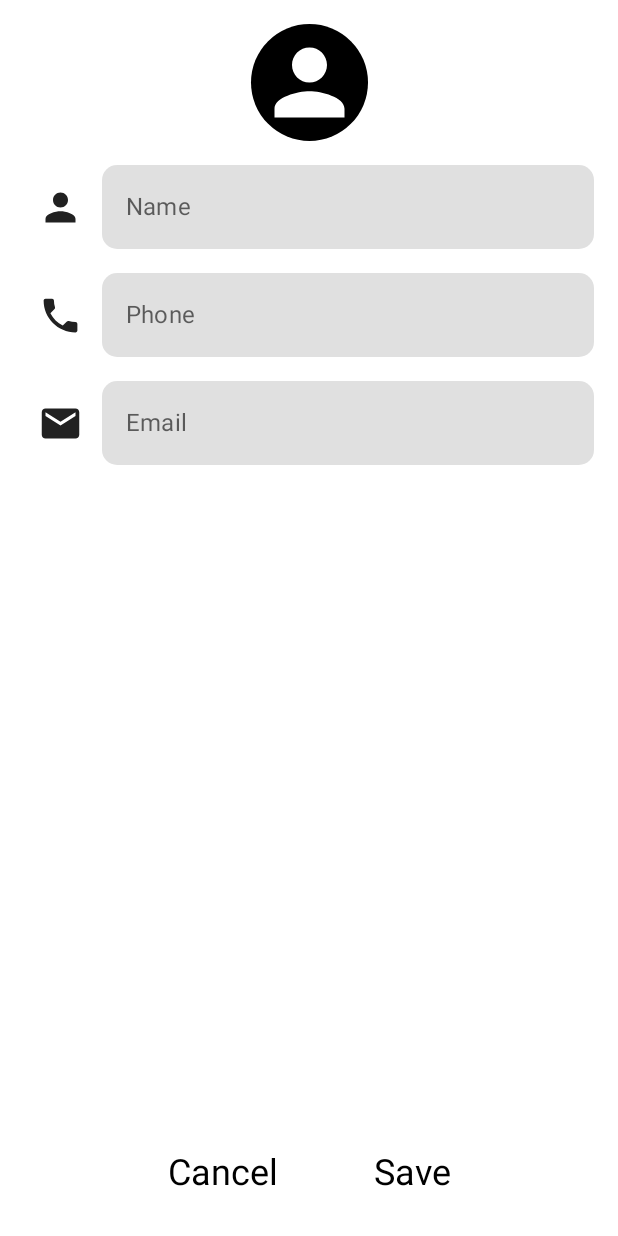
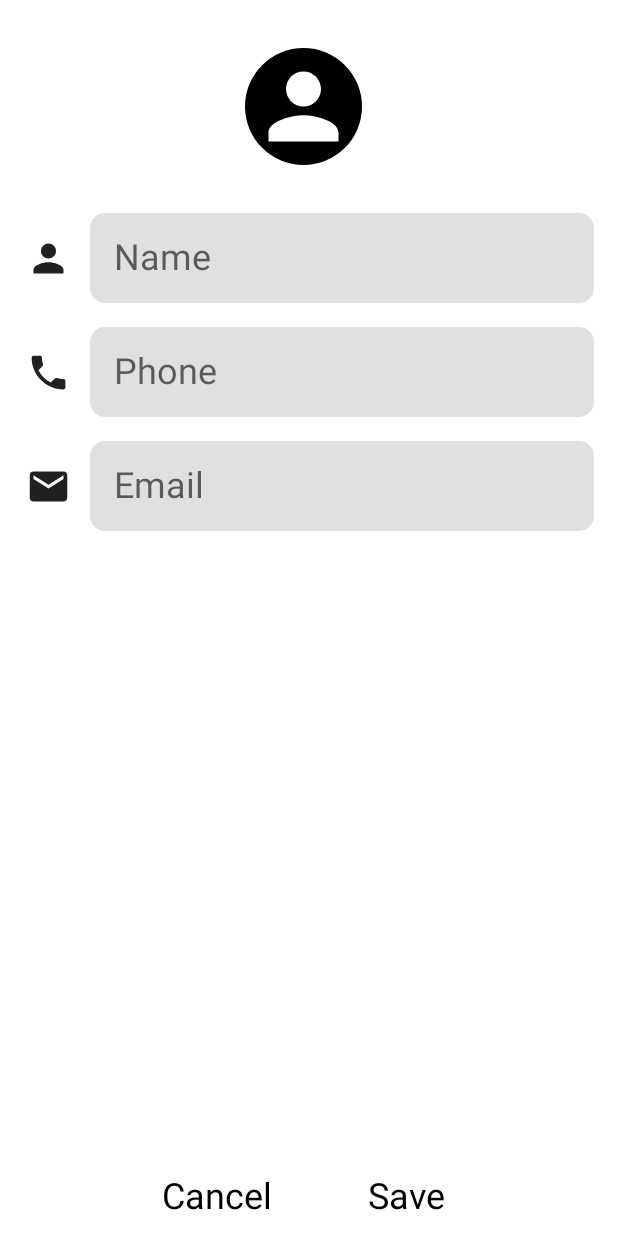
Before and after one commit to jefisu/Contacts, an Android app built with Jetpack Compose: the composable AddEditScreen shown on its own in the app's theme, on a phone screen of 412 x 824 dp. Run offline under Robolectric (Android 15) with nearby library versions, the phone set to English and light mode, and no system bars; our stand-ins replace Dagger/Hilt's generated code.

Commit message:
Redesigned SearchScreen

```diff
--- a/app/src/main/java/com/jefisu/contacts/features_contacts/presentation/add_edit/AddEditScreen.kt
+++ b/app/src/main/java/com/jefisu/contacts/features_contacts/presentation/add_edit/AddEditScreen.kt
@@ -22,8 +22,8 @@ import androidx.hilt.navigation.compose.hiltViewModel
 import androidx.navigation.NavController
 import com.jefisu.contacts.R
 import com.jefisu.contacts.core.presentation.components.StandardButton
-import com.jefisu.contacts.core.presentation.components.StandardTextField
 import com.jefisu.contacts.core.presentation.ui.theme.LocalSpacing
+import com.jefisu.contacts.features_contacts.presentation.add_edit.components.AddEditTextField
 import kotlinx.coroutines.flow.collect
 
 @Composable
@@ -48,7 +48,11 @@ fun AddEditScreen(
     Column(
         modifier = Modifier
             .fillMaxWidth()
-            .padding(space.medium),
+            .padding(
+                start = space.small,
+                end = space.medium,
+                top = space.large
+            ),
         horizontalAlignment = Alignment.CenterHorizontally
     ) {
         Box(
@@ -63,22 +67,22 @@ fun AddEditScreen(
                 modifier = Modifier.size(70.dp)
             )
         }
-        Spacer(modifier = Modifier.height(space.medium))
-        StandardTextField(
+        Spacer(modifier = Modifier.height(space.large))
+        AddEditTextField(
             text = viewModel.state.name,
             onTextChange = { viewModel.onEvent(AddEditEvent.EnteredName(it)) },
             hint = "Name",
-            icon1 = Icons.Default.Person,
+            icon = Icons.Default.Person,
             onClickClearText = {
                 viewModel.onEvent(AddEditEvent.ClearTextName)
             }
         )
         Spacer(modifier = Modifier.height(space.medium))
-        StandardTextField(
+        AddEditTextField(
             text = viewModel.state.phone,
             onTextChange = { viewModel.onEvent(AddEditEvent.EnteredPhone(it)) },
             hint = "Phone",
-            icon1 = Icons.Default.Phone,
+            icon = Icons.Default.Phone,
             keyboardOptions = KeyboardOptions(
                 keyboardType = KeyboardType.Phone
             ),
@@ -87,11 +91,11 @@ fun AddEditScreen(
             }
         )
         Spacer(modifier = Modifier.height(space.medium))
-        StandardTextField(
+        AddEditTextField(
             text = viewModel.state.email,
             onTextChange = { viewModel.onEvent(AddEditEvent.EnteredEmail(it)) },
             hint = "Email",
-            icon1 = Icons.Default.Email,
+            icon = Icons.Default.Email,
             keyboardOptions = KeyboardOptions(
                 keyboardType = KeyboardType.Email
             ),
--- /dev/null
+++ b/app/src/main/java/com/jefisu/contacts/features_contacts/presentation/add_edit/components/AddEditTextField.kt
@@ -0,0 +1,67 @@
+package com.jefisu.contacts.features_contacts.presentation.add_edit.components
+
+import androidx.compose.foundation.layout.*
+import androidx.compose.foundation.shape.RoundedCornerShape
+import androidx.compose.foundation.text.KeyboardOptions
+import androidx.compose.material.*
+import androidx.compose.material.icons.Icons
+import androidx.compose.material.icons.filled.Clear
+import androidx.compose.runtime.Composable
+import androidx.compose.ui.Alignment
+import androidx.compose.ui.Modifier
+import androidx.compose.ui.graphics.Color
+import androidx.compose.ui.graphics.vector.ImageVector
+import androidx.compose.ui.unit.dp
+
+@Composable
+fun AddEditTextField(
+    text: String,
+    onTextChange: (String) -> Unit,
+    icon: ImageVector,
+    trailingIcon: ImageVector = Icons.Default.Clear,
+    trailingIconDescription: String = "Clear text",
+    hint: String,
+    onClick: () -> Unit = {},
+    onClickClearText: () -> Unit = {},
+    keyboardOptions: KeyboardOptions = KeyboardOptions()
+) {
+    Row(
+        modifier = Modifier.fillMaxWidth(),
+        verticalAlignment = Alignment.CenterVertically
+    ) {
+        IconButton(onClick = onClick) {
+            Icon(
+                imageVector = icon,
+                contentDescription = "",
+                modifier = Modifier.size(30.dp)
+            )
+        }
+        Spacer(modifier = Modifier.width(4.dp))
+        TextField(
+            value = text,
+            onValueChange = onTextChange,
+            placeholder = { Text(text = hint, style = MaterialTheme.typography.h5) },
+            keyboardOptions = keyboardOptions,
+            singleLine = true,
+            maxLines = 1,
+            shape = RoundedCornerShape(10.dp),
+            textStyle = MaterialTheme.typography.h5,
+            modifier = Modifier.fillMaxWidth(),
+            trailingIcon = {
+                if (text.isNotBlank()) {
+                    IconButton(onClick = onClickClearText) {
+                        Icon(
+                            imageVector = trailingIcon,
+                            contentDescription = trailingIconDescription
+                        )
+                    }
+                }
+            },
+            colors = TextFieldDefaults.textFieldColors(
+                textColor = Color.Black,
+                focusedIndicatorColor = Color.Transparent,
+                unfocusedIndicatorColor = Color.Transparent,
+            )
+        )
+    }
+}
--- a/app/src/main/java/com/jefisu/contacts/features_contacts/presentation/home/HomeViewModel.kt
+++ b/app/src/main/java/com/jefisu/contacts/features_contacts/presentation/home/HomeViewModel.kt
@@ -26,7 +26,7 @@ class HomeViewModel @Inject constructor(
     private var contactJob: Job? = null
 
     init {
-        getContacts(ContactOrder.Name(OrderType.Descending))
+        getContacts(ContactOrder.Name(OrderType.Ascending))
     }
 
     fun onEvent(event: HomeEvent) {
--- a/app/src/main/java/com/jefisu/contacts/core/presentation/components/StandardTextField.kt
+++ b/app/src/main/java/com/jefisu/contacts/features_contacts/presentation/search/components/SearchTextField.kt
@@ -1,58 +1,52 @@
-package com.jefisu.contacts.core.presentation.components
+package com.jefisu.contacts.features_contacts.presentation.search.components
 
-import androidx.compose.foundation.layout.*
+import androidx.compose.foundation.layout.Row
+import androidx.compose.foundation.layout.fillMaxWidth
 import androidx.compose.foundation.shape.RoundedCornerShape
-import androidx.compose.foundation.text.KeyboardOptions
 import androidx.compose.material.*
 import androidx.compose.material.icons.Icons
+import androidx.compose.material.icons.filled.ArrowBack
 import androidx.compose.material.icons.filled.Clear
 import androidx.compose.runtime.Composable
-import androidx.compose.ui.Alignment
 import androidx.compose.ui.Modifier
 import androidx.compose.ui.graphics.Color
 import androidx.compose.ui.graphics.vector.ImageVector
 import androidx.compose.ui.unit.dp
 
 @Composable
-fun StandardTextField(
+fun SearchTextField(
     text: String,
     onTextChange: (String) -> Unit,
-    icon1: ImageVector,
-    icon2: ImageVector = Icons.Default.Clear,
-    icon2Description: String = "Clear text",
+    leadingIcon: ImageVector = Icons.Default.ArrowBack,
+    leadingIconDescription: String = "Navigate back",
     hint: String,
-    onClick: () -> Unit = {},
     onClickClearText: () -> Unit = {},
-    keyboardOptions: KeyboardOptions = KeyboardOptions()
+    onClickBack: () -> Unit = {},
 ) {
-    Row(
-        modifier = Modifier.fillMaxWidth(),
-        verticalAlignment = Alignment.CenterVertically
-    ) {
-        IconButton(onClick = onClick) {
-            Icon(
-                imageVector = icon1,
-                contentDescription = "",
-                modifier = Modifier.size(30.dp)
-            )
-        }
-        Spacer(modifier = Modifier.width(4.dp))
+    Row(modifier = Modifier.fillMaxWidth()) {
         TextField(
             value = text,
             onValueChange = onTextChange,
-            placeholder = { Text(text = hint) },
-            keyboardOptions = keyboardOptions,
+            placeholder = { Text(text = hint, style = MaterialTheme.typography.h5) },
             singleLine = true,
             maxLines = 1,
             shape = RoundedCornerShape(10.dp),
-            textStyle = MaterialTheme.typography.h6,
+            textStyle = MaterialTheme.typography.h5,
             modifier = Modifier.fillMaxWidth(),
+            leadingIcon = {
+                IconButton(onClick = onClickBack) {
+                    Icon(
+                        imageVector = leadingIcon,
+                        contentDescription = leadingIconDescription
+                    )
+                }
+            },
             trailingIcon = {
                 if (text.isNotBlank()) {
                     IconButton(onClick = onClickClearText) {
                         Icon(
-                            imageVector = icon2,
-                            contentDescription = icon2Description
+                            imageVector = Icons.Default.Clear,
+                            contentDescription = "Clear Text"
                         )
                     }
                 }
```
Also changed, not shown: app/src/main/java/com/jefisu/contacts/features_contacts/presentation/search/SearchScreen.kt (+4 -15 lines).
